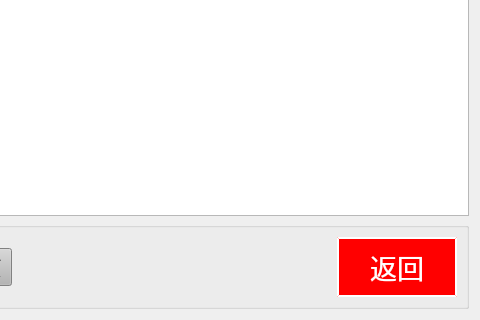
The window that chengyi_Qt4linux/form_warning.ui (wsh01/batch-feeder) describes before a commit, drawn with Qt 5; both pictures show x 177 to 657 and y 130 to 450 of the 657 by 450 pixel window.
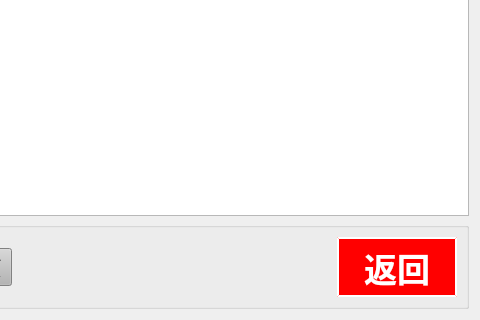
The same window after the commit.

Patch:
```diff
--- a/chengyi_Qt4linux/form_warning.ui
+++ b/chengyi_Qt4linux/form_warning.ui
@@ -131,7 +131,9 @@
         </property>
         <property name="font">
          <font>
-          <pointsize>20</pointsize>
+          <pointsize>25</pointsize>
+          <weight>75</weight>
+          <bold>true</bold>
          </font>
         </property>
         <property name="styleSheet">
```
